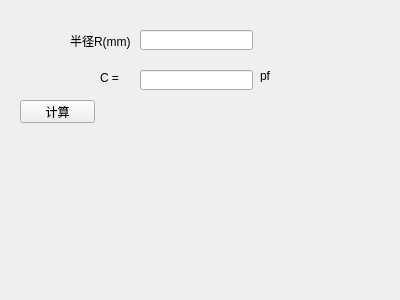
Old version of the form sphere.ui in the repository sndnvaps/tesla_calculator.
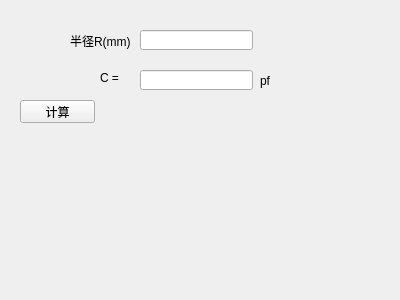
New version of the form.

Commit message: sphere.ui: 增加显示单位(pf)的高度

```diff
--- a/sphere.ui
+++ b/sphere.ui
@@ -84,7 +84,7 @@
      <x>260</x>
      <y>70</y>
      <width>54</width>
-     <height>12</height>
+     <height>21</height>
     </rect>
    </property>
    <property name="text">
```
The commit also changes 1 other file.
